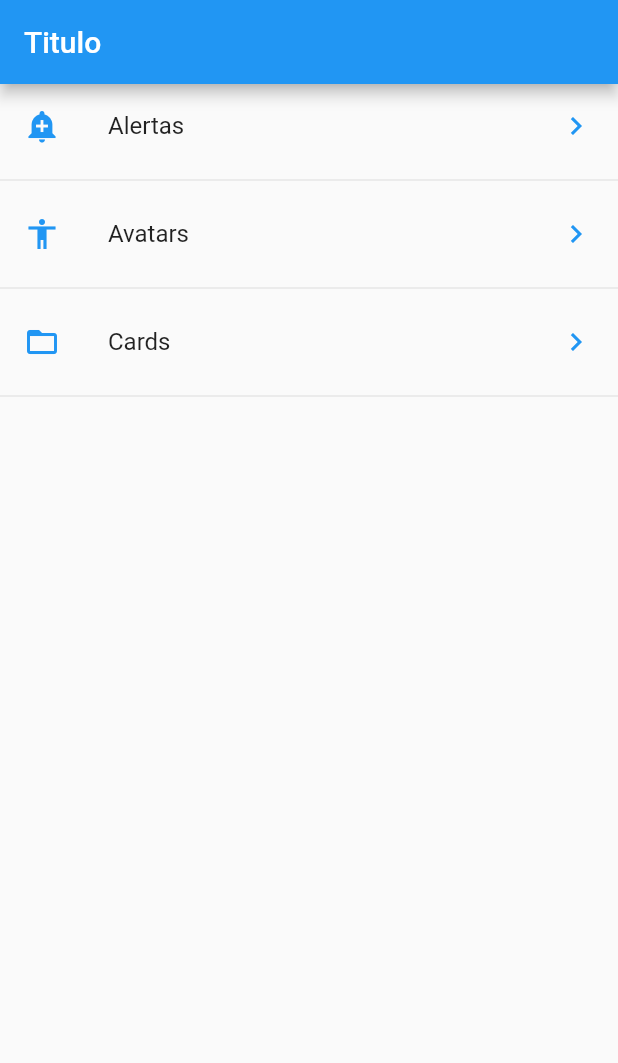
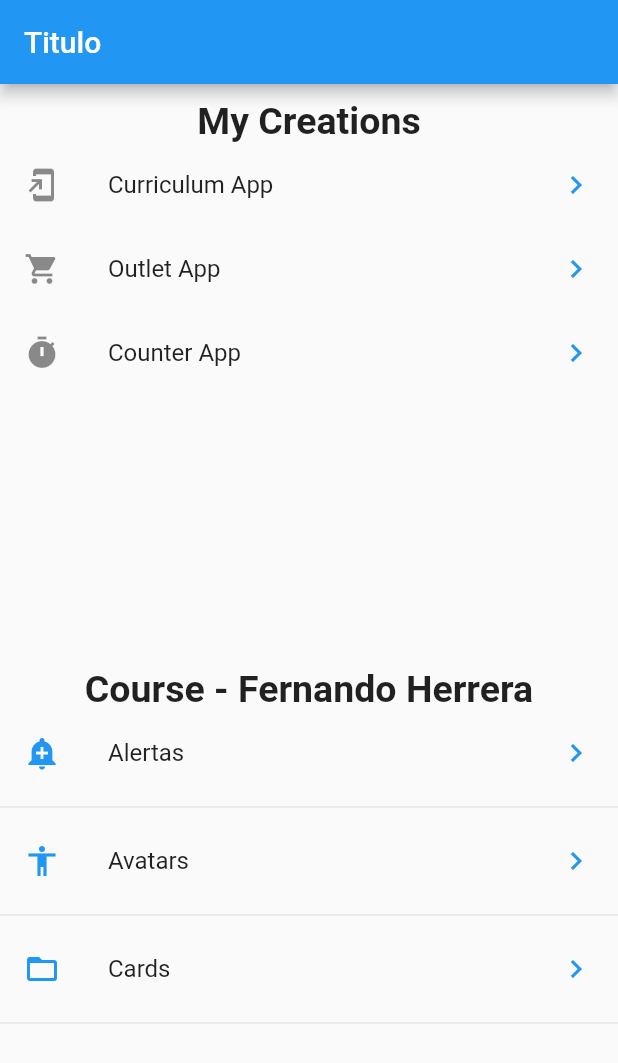
Before and after one commit to daniel7byte/flutter_application_fernando_herrera, a Flutter app: the screen it shows after launch, on a phone screen of 412 x 824 dp. Shown: the top 1063 px of the screen. Run offline on Flutter 3.47's test engine with Material 2 defaults, Android fonts, the phone set to English and light mode, and no system bars; our stand-ins replace toast.

```diff
--- a/lib/src/pages/home_page.dart
+++ b/lib/src/pages/home_page.dart
@@ -1,5 +1,7 @@
 import 'package:flutter/material.dart';
 import 'package:flutter_application_1/src/pages/alert_page.dart';
+import 'package:flutter_application_1/src/pages/counter_page.dart';
+import 'package:flutter_application_1/src/pages/outlet_page.dart';
 import 'package:flutter_application_1/src/providers/menu_provider.dart';
 import 'package:flutter_application_1/src/utils/icon_string_util.dart';
 
@@ -12,20 +14,98 @@ class HomePage extends StatelessWidget {
       appBar: AppBar(
         title: Text('Titulo'),
       ),
-      body: _options(),
+      body: Container(
+        child: Column(
+          children: [
+            SizedBox(
+              height: 10,
+            ),
+            const Text(
+              'My Creations',
+              style: TextStyle(
+                fontSize: 25,
+                fontWeight: FontWeight.bold,
+              ),
+            ),
+            Expanded(
+              child: ListView(
+                children: [
+                  ListTile(
+                    title: Text('Curriculum App'),
+                    leading: Icon(Icons.add_to_home_screen),
+                    trailing: Icon(
+                      Icons.keyboard_arrow_right,
+                      color: Colors.blue,
+                    ),
+                    onTap: () {
+                      Navigator.pushNamed(context, 'curriculum_app');
+                    },
+                  ),
+                  ListTile(
+                    title: Text('Outlet App'),
+                    leading: Icon(Icons.shopping_cart),
+                    trailing: Icon(
+                      Icons.keyboard_arrow_right,
+                      color: Colors.blue,
+                    ),
+                    onTap: () {
+                      Navigator.push(
+                        context,
+                        MaterialPageRoute(
+                          builder: (context) => OutletPage(),
+                        ),
+                      );
+                    },
+                  ),
+                  ListTile(
+                    title: Text('Counter App'),
+                    leading: Icon(Icons.timer),
+                    trailing: Icon(
+                      Icons.keyboard_arrow_right,
+                      color: Colors.blue,
+                    ),
+                    onTap: () {
+                      Navigator.push(
+                        context,
+                        MaterialPageRoute(
+                          builder: (context) => CounterPage(),
+                        ),
+                      );
+                    },
+                  ),
+                ],
+              ),
+            ),
+            const Text(
+              'Course - Fernando Herrera',
+              style: TextStyle(
+                fontSize: 25,
+                fontWeight: FontWeight.bold,
+              ),
+            ),
+            Expanded(
+              child: _options(),
+            ),
+          ],
+        ),
+      ),
     );
   }
 
   Widget _options() {
-    // menuProvider.loadData();
-
     return FutureBuilder(
       future: menuProvider.loadData(),
       initialData: [],
       builder: (context, AsyncSnapshot<List<dynamic>> snapshot) {
-        return ListView(
-          children: _optionsList(context, snapshot.data),
-        );
+        if (snapshot.hasData) {
+          return ListView(
+            children: _optionsList(context, snapshot.data),
+          );
+        } else {
+          return Center(
+            child: CircularProgressIndicator(),
+          );
+        }
       },
     );
   }
--- a/lib/src/routes/routes.dart
+++ b/lib/src/routes/routes.dart
@@ -3,11 +3,13 @@ import 'package:flutter/material.dart';
 import 'package:flutter_application_1/src/pages/alert_page.dart';
 import 'package:flutter_application_1/src/pages/avatar_page.dart';
 import 'package:flutter_application_1/src/pages/home_page.dart';
+import 'package:flutter_application_1/src/pages/interface_demo_page.dart';
 
 Map<String, WidgetBuilder> getApplicationRoutes() {
   return <String, WidgetBuilder>{
     '/': (BuildContext context) => HomePage(),
     'alert': (BuildContext context) => AlertPage(),
     'avatar': (BuildContext context) => AvatarPage(),
+    'curriculum_app': (BuildContext context) => InterfaceDemoPage(),
   };
 }
```
